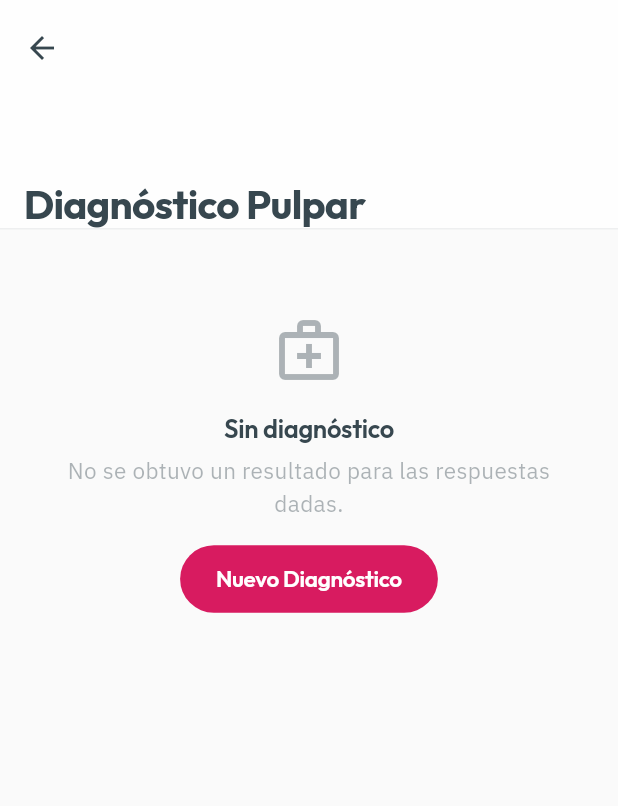
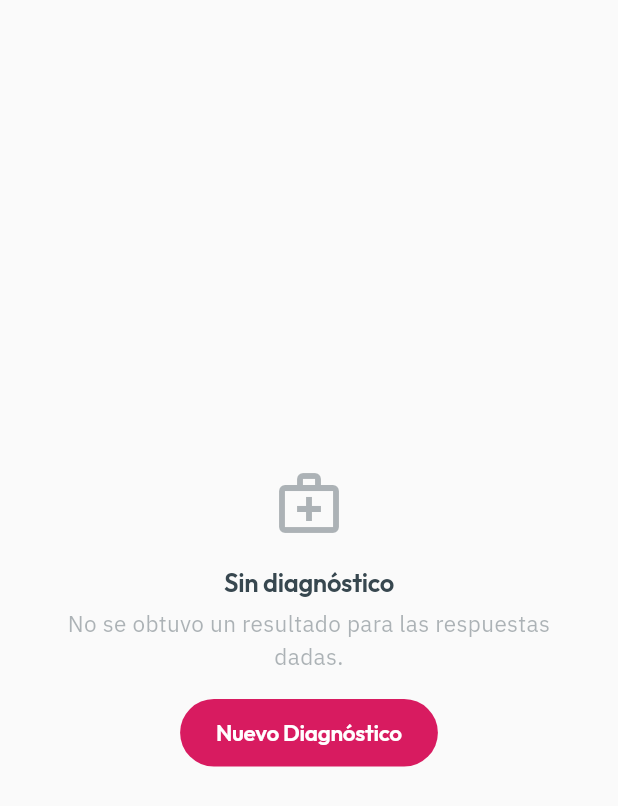
Before and after one commit to TheJulianAlva/project-mmh, a Flutter app: the DiagnosisResultScreen screen opened directly with empty values, on a phone screen of 412 x 824 dp. Shown: the top 806 px of the screen. Run offline on Flutter 3.47's test engine with Material 3 defaults, Android fonts, the phone set to English and light mode, and no system bars; our stand-ins replace flutter_form_builder, flutter_local_notifications, flutter_riverpod, flutter_timezone, form_builder_validators, freezed_annotation and 7 more; accounts and stored records are empty.

Commit message:
fix: revierte cabecera en resultado de diagnóstico y cierra el barrido de D3

```diff
--- a/code/project_mmh/lib/features/agenda/presentation/screens/appointment_create_screen.dart
+++ b/code/project_mmh/lib/features/agenda/presentation/screens/appointment_create_screen.dart
@@ -713,7 +713,8 @@ class _AppointmentCreateScreenState
     AsyncValue<List<Patient>> patientsAsync,
   ) {
     patientsAsync.whenData((patients) {
-      showModalBottomSheet(
+      // design-system-ignore: selector de appointment_create fuera del guion D3, migración cambiaría comportamiento
+      showModalBottomSheet( // design-system-ignore: selector de appointment_create fuera del guion D3
         context: context,
         isScrollControlled: true,
         useSafeArea: true,
@@ -801,7 +802,8 @@ class _AppointmentCreateScreenState
   }
 
   void _showPeriodPicker(BuildContext context, List<Periodo> periodos) {
-    showModalBottomSheet(
+    // design-system-ignore: selector de appointment_create fuera del guion D3, migración cambiaría comportamiento
+    showModalBottomSheet( // design-system-ignore: selector de appointment_create fuera del guion D3
       context: context,
       builder: (context) {
         return SizedBox(
@@ -825,7 +827,8 @@ class _AppointmentCreateScreenState
   }
 
   void _showClinicPicker(BuildContext context, List<dynamic> clinicas) {
-    showModalBottomSheet(
+    // design-system-ignore: selector de appointment_create fuera del guion D3, migración cambiaría comportamiento
+    showModalBottomSheet( // design-system-ignore: selector de appointment_create fuera del guion D3
       context: context,
       builder: (context) {
         return SizedBox(
@@ -854,7 +857,8 @@ class _AppointmentCreateScreenState
       ...objetivos,
     ]; // null represents "Ninguno / Personalizado"
 
-    showModalBottomSheet(
+    // design-system-ignore: selector de appointment_create fuera del guion D3, migración cambiaría comportamiento
+    showModalBottomSheet( // design-system-ignore: selector de appointment_create fuera del guion D3
       context: context,
       builder: (context) {
         return SizedBox(
--- a/code/project_mmh/lib/features/diagnosis/presentation/screens/diagnosis_result_screen.dart
+++ b/code/project_mmh/lib/features/diagnosis/presentation/screens/diagnosis_result_screen.dart
@@ -4,7 +4,6 @@ import 'package:go_router/go_router.dart';
 import 'package:project_mmh/core/presentation/widgets/app_button.dart';
 import 'package:project_mmh/core/presentation/widgets/app_card.dart';
 import 'package:project_mmh/core/presentation/widgets/app_empty_state.dart';
-import 'package:project_mmh/core/presentation/widgets/app_scaffold.dart';
 import 'package:project_mmh/core/theme/app_opacity.dart';
 import 'package:project_mmh/core/theme/app_spacing.dart';
 import 'package:project_mmh/features/diagnosis/domain/models/node.dart';
@@ -24,10 +23,9 @@ class DiagnosisResultScreen extends StatelessWidget {
     final theme = Theme.of(context);
 
     if (result.title.trim().isEmpty) {
-      return AppScaffold(
-        title: 'Diagnóstico Pulpar',
-        body: Padding(
-          padding: const EdgeInsets.symmetric(vertical: AppSpacing.xxl),
+      return Scaffold(
+        backgroundColor: theme.scaffoldBackgroundColor,
+        body: SafeArea(
           child: AppEmptyState(
             icon: Icons.medical_services_outlined,
             title: 'Sin diagnóstico',
@@ -41,15 +39,11 @@ class DiagnosisResultScreen extends StatelessWidget {
       );
     }
 
-    return AppScaffold(
-      title: 'Diagnóstico Pulpar',
-      body: Padding(
-        padding: const EdgeInsets.fromLTRB(
-          AppSpacing.xl,
-          AppSpacing.sm,
-          AppSpacing.xl,
-          AppSpacing.xl,
-        ),
+    return Scaffold(
+      backgroundColor: theme.scaffoldBackgroundColor,
+      body: SafeArea(
+        child: SingleChildScrollView(
+          padding: const EdgeInsets.all(AppSpacing.xl),
           child: Column(
             crossAxisAlignment: CrossAxisAlignment.center,
             children: [
@@ -172,6 +166,7 @@ class DiagnosisResultScreen extends StatelessWidget {
             ],
           ),
         ),
+      ),
     );
   }
 }
```
Lines whose indentation alone changed are shown as unchanged.
